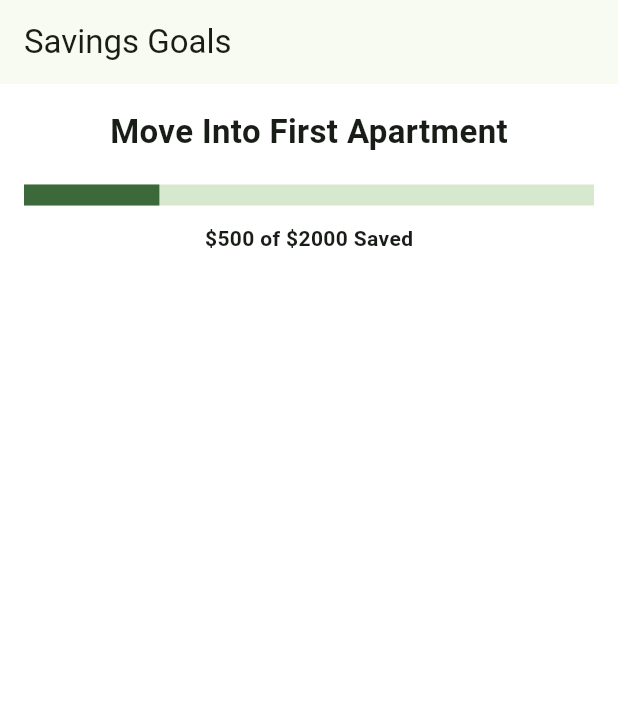
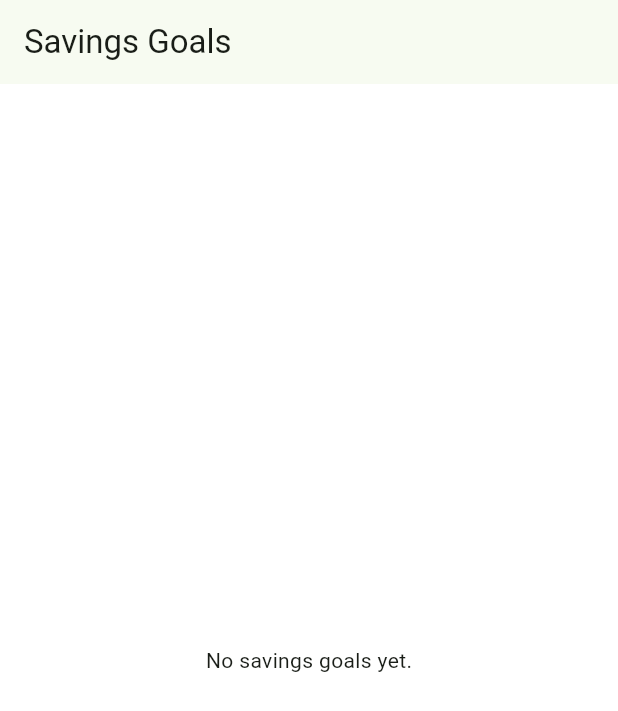
Before and after one commit to Remoshi21/GoalDen, a Flutter app: the GoalsScreen screen opened directly, on a phone screen of 412 x 824 dp. Shown: the top 711 px of the screen. Run offline on Flutter 3.47's test engine with Material 3 defaults, Android fonts, the phone set to English and light mode, and no system bars; our stand-ins replace cloud_firestore, firebase_auth, firebase_core; accounts and stored records are empty.

Commit message:
Goal screen can now read from the database.

```diff
--- a/goalden/lib/screens/goal_screen.dart
+++ b/goalden/lib/screens/goal_screen.dart
@@ -1,41 +1,101 @@
 import 'package:flutter/material.dart';
+import 'package:firebase_auth/firebase_auth.dart';
 
-class GoalsScreen extends StatelessWidget {
+import '../data/goals_repository.dart';
+import '../models/savings_goal.dart';
+
+class GoalsScreen extends StatefulWidget {
   const GoalsScreen({super.key});
 
   @override
+  State<GoalsScreen> createState() => _GoalsScreenState();
+}
+
+class _GoalsScreenState extends State<GoalsScreen> {
+  Stream<List<SavingsGoal>>? _goals;
+
+  @override
+  void initState() {
+    super.initState();
+
+    final user = FirebaseAuth.instance.currentUser;
+    if (user != null) {
+      _goals = GoalsRepository().watchGoals(user.uid);
+    }
+  }
+
+  String _money(int cents) =>
+      '\$${(cents / 100).toStringAsFixed(2)}';
+
+  @override
   Widget build(BuildContext context) {
-    const double progress = 0.25;
+    return Scaffold(
+      appBar: AppBar(title: const Text('Savings Goals')),
+      body: _goals == null
+          ? const Center(child: Text('Please sign in to view your goals.'))
+          : StreamBuilder<List<SavingsGoal>>(
+              stream: _goals,
+              builder: (context, snapshot) {
+                if (snapshot.hasError) {
+                  return const Center(
+                    child: Text('Could not load goals. Please try again.'),
+                  );
+                }
 
-    return Scaffold(
-      appBar: AppBar(title: const Text("Savings Goals")),
-      body: Padding(
+                if (!snapshot.hasData) {
+                  return const Center(child: CircularProgressIndicator());
+                }
+
+                final goals = snapshot.data!;
+
+                if (goals.isEmpty) {
+                  return const Center(child: Text('No savings goals yet.'));
+                }
+
+                return ListView.separated(
                   padding: const EdgeInsets.all(16),
-        child: Column(
+                  itemCount: goals.length,
+                  separatorBuilder: (_, _) => const SizedBox(height: 32),
+                  itemBuilder: (context, index) {
+                    final goal = goals[index];
+
+                    return Column(
+                      key: ValueKey(goal.id),
                       children: [
-            const Text(
-              "Move Into First Apartment",
-              style: TextStyle(fontSize: 22, fontWeight: FontWeight.bold),
+                        Text(
+                          goal.title,
+                          style: const TextStyle(
+                            fontSize: 22,
+                            fontWeight: FontWeight.bold,
                           ),
-
+                        ),
                         const SizedBox(height: 20),
-
                         TweenAnimationBuilder<double>(
-              tween: Tween(begin: 0, end: progress),
+                          tween: Tween<double>(
+                            begin: 0,
+                            end: goal.progress,
+                          ),
                           duration: const Duration(seconds: 2),
                           builder: (context, value, child) {
-                return LinearProgressIndicator(value: value, minHeight: 14);
+                            return LinearProgressIndicator(
+                              value: value,
+                              minHeight: 14,
+                            );
                           },
                         ),
-
                         const SizedBox(height: 12),
-
-            const Text(
-              "\$500 of \$2000 Saved",
-              style: TextStyle(fontWeight: FontWeight.bold),
+                        Text(
+                          '${_money(goal.savedCents)} of '
+                          '${_money(goal.targetCents)} Saved',
+                          style: const TextStyle(
+                            fontWeight: FontWeight.bold,
+                          ),
                         ),
                       ],
-        ),
+                    );
+                  },
+                );
+              },
             ),
     );
   }
```
Lines whose indentation alone changed are shown as unchanged.
